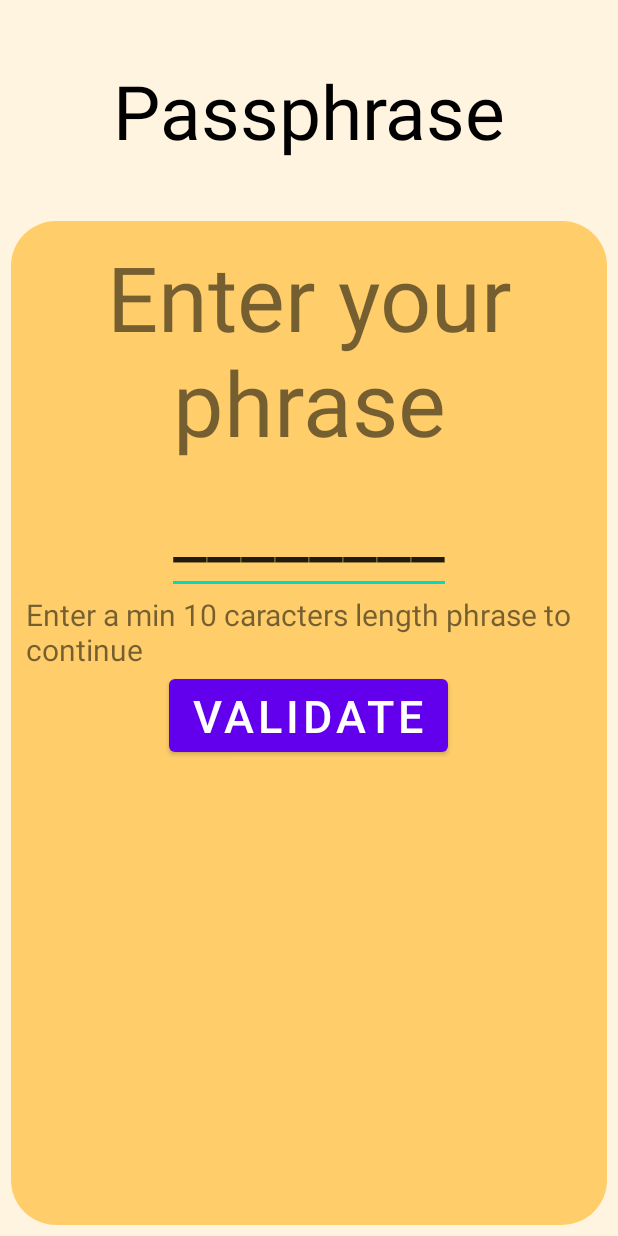
After one commit to MathisDurand/projet_alarme_8INF257, an Android app: the layout minijeupassphrase.xml on its own in the app's theme, with its tools: preview values and no code run, on a phone screen of 412 x 824 dp. The commit adds this screen. Run offline under Robolectric (Android 15) with nearby library versions, the phone set to English and light mode, and no system bars.

Commit message:
passphrase activity (mini game) added

```diff
--- /dev/null
+++ b/app/src/main/java/uqac/dim/projet_alarme_8inf257/MiniJeuxPassphraseActivity.java
@@ -0,0 +1,30 @@
+package uqac.dim.projet_alarme_8inf257;
+
+import androidx.appcompat.app.AppCompatActivity;
+
+import android.content.Intent;
+import android.os.Bundle;
+import android.view.View;
+import android.widget.Button;
+import android.widget.EditText;
+
+class MiniJeuxPassPhraseActivity extends AppCompatActivity {
+
+    EditText inputText;
+    Button buttonVal;
+    @Override
+    protected void onCreate(Bundle savedInstanceState) {
+        super.onCreate(savedInstanceState);
+        setContentView(R.layout.minijeupassphrase);
+        inputText = findViewById(R.id.userInputText);
+        buttonVal = findViewById(R.id.buttonValider);
+        buttonVal.setOnClickListener(view -> TestPhrase());
+    }
+
+
+
+    private void TestPhrase(){
+        if(inputText.getText().length() >10)
+            startActivity(new Intent(MiniJeuxPassPhraseActivity.this, MainActivity.class));
+    }
+}
--- /dev/null
+++ b/app/src/main/res/layout/minijeupassphrase.xml
@@ -0,0 +1,69 @@
+<?xml version="1.0" encoding="utf-8"?>
+<androidx.constraintlayout.widget.ConstraintLayout xmlns:android="http://schemas.android.com/apk/res/android"
+    android:layout_width="match_parent"
+    android:layout_height="match_parent">
+
+    <LinearLayout
+        android:layout_width="match_parent"
+        android:layout_height="match_parent"
+        android:orientation="vertical"
+        android:background="@xml/font"
+        >
+        <TextView
+            android:id="@+id/todo"
+            style="@style/TitleTheme"
+            android:text="@string/passphraseTitle"
+            android:layout_width="match_parent"
+            android:layout_height="wrap_content"
+            android:padding="40dp"
+            android:gravity="center"
+            android:textSize="50sp">
+        </TextView>
+        <LinearLayout
+            android:layout_width="match_parent"
+            android:layout_height="0dp"
+            android:layout_marginHorizontal="7dp"
+            android:layout_marginBottom="7dp"
+            android:layout_weight="50"
+            android:background="@xml/arrondi_principal"
+            android:padding="10dp"
+            android:orientation="vertical">
+
+
+            <TextView
+
+                android:layout_width="wrap_content"
+                android:layout_height="wrap_content"
+                android:layout_gravity="center|center_vertical"
+                android:text="@string/hintPassphrase"
+                android:textAlignment="center"
+                android:textSize="60dp" />
+
+            <EditText
+                android:id="@+id/userInputText"
+                android:layout_width="wrap_content"
+                android:layout_height="wrap_content"
+                android:layout_gravity="center|center_vertical"
+                android:textSize="50sp"
+                android:text="@string/blankSpace"
+
+                />
+            <TextView
+                android:layout_width="wrap_content"
+                android:layout_height="wrap_content"
+                android:textSize="20sp"
+                android:text="@string/passphraserule"
+                />
+
+            <Button
+                android:id="@+id/buttonValider"
+                android:layout_width="wrap_content"
+                android:layout_height="wrap_content"
+                android:layout_gravity="center|center_vertical"
+                android:textSize="30sp"
+                android:text="@string/butonValidate" />
+
+        </LinearLayout>
+    </LinearLayout>
+
+</androidx.constraintlayout.widget.ConstraintLayout>
--- a/app/src/main/res/values/strings.xml
+++ b/app/src/main/res/values/strings.xml
@@ -5,4 +5,15 @@
     <string name="selectLanguage">Select your language</string>
     <string name="butonNameAlarms">Alarms</string>
     <string name="butonNameParameters">Parameters</string>
+
+    <string name="butonValidate">Validate</string>
+    <string name="blankSpace" translatable="false">________</string>
+
+    <string name="writeHere"> Write Here</string>
+    <string name="hintPassphrase">Enter your phrase</string>
+    <string name="passphraserule">Enter a min 10 caracters length phrase to continue</string>
+
+    <string name="passphraseTitle">Passphrase</string>
+
+
 </resources>
```
Also changed, not shown: 1 other file.
